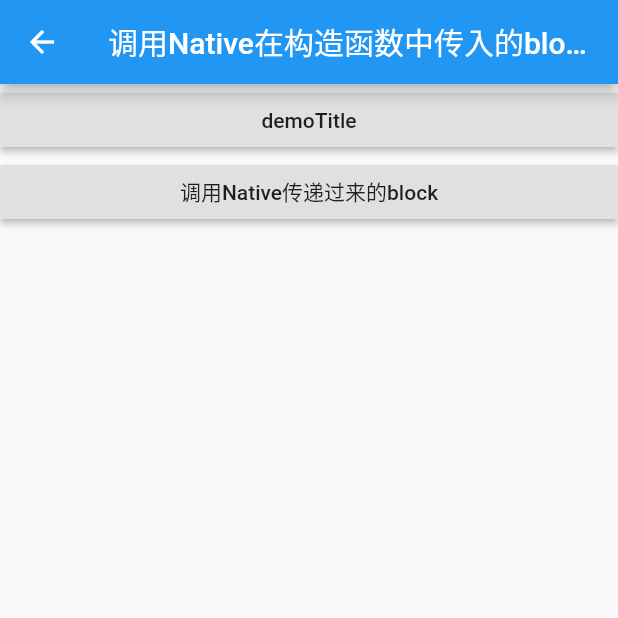
After one commit to taojigu/wangpo, a Flutter app: the PassNativeBlockPage screen opened directly, on a phone screen of 412 x 824 dp, the top half of it. The commit adds this screen. Run offline on Flutter 3.47's test engine with Material 2 defaults, Android fonts, the phone set to English and light mode, and no system bars; missing offline and left inert: flutter_boost.

Commit message:
ios 调用返回成功

```diff
--- a/example/lib/main.dart
+++ b/example/lib/main.dart
@@ -2,7 +2,12 @@ import 'package:flutter/material.dart';
 import 'dart:async';
 
 import 'package:flutter/services.dart';
+import 'package:flutter_boost/flutter_boost.dart';
 import 'package:wangpo/wangpo.dart';
+import 'package:wangpo_example/page/pass_native_block_page.dart';
+
+import 'page/call_native_method_page.dart';
+import 'page/receive_native_method_page.dart';
 
 void main() => runApp(MyApp());
 
@@ -17,6 +22,33 @@ class _MyAppState extends State<MyApp> {
   @override
   void initState() {
     super.initState();
+
+    FlutterBoost.singleton.registerPageBuilders({
+      'call/native/method/page': (pageName, params, _) =>
+          CallNativeMethodPage(),
+      'receive/native/method/page': (pageName, params, _) =>
+          ReceiveNativeMethodPage(),
+      'pass/native/block/page': (pageName, params, _) {
+        //执行method转换的方法
+        return PassNativeBlockPage(
+          nativeCallback: (param) {
+            return {};
+          },
+        );
+      }
+      // 'first': (pageName, params, _) => FirstRouteWidget(),
+      // 'second': (pageName, params, _) => SecondRouteWidget(),
+      // 'tab': (pageName, params, _) => TabRouteWidget(),
+      // 'platformView': (pageName, params, _) => PlatformRouteWidget(),
+      // 'flutterFragment': (pageName, params, _) => FragmentRouteWidget(params),
+      // ///可以在native层通过 getContainerParams 来传递参数
+      // 'flutterPage': (pageName, params, _) {
+      //   print("flutterPage params:$params");
+
+      //   return FlutterRouteWidget(params:params);
+      // },
+    });
+
     initPlatformState();
   }
 
@@ -43,6 +75,7 @@ class _MyAppState extends State<MyApp> {
   @override
   Widget build(BuildContext context) {
     return MaterialApp(
+      builder: FlutterBoost.init(),
       home: Scaffold(
         appBar: AppBar(
           title: const Text('Plugin example app'),
--- /dev/null
+++ b/example/lib/page/pass_native_block_page.dart
@@ -0,0 +1,50 @@
+import 'package:flutter/material.dart';
+
+class PassNativeBlockPage extends StatefulWidget {
+  final Map<String, dynamic> Function(Map<String, dynamic>) nativeCallback;
+
+  const PassNativeBlockPage({Key key, this.nativeCallback}) : super(key: key);
+  @override
+  _PassNativeBlockPageState createState() => _PassNativeBlockPageState();
+}
+
+class _PassNativeBlockPageState extends State<PassNativeBlockPage> {
+  @override
+  Widget build(BuildContext context) {
+    return Scaffold(
+      appBar: AppBar(
+        title: Text('调用Native在构造函数中传入的block'),
+      ),
+      body: ListView(
+        children: <Widget>[
+          _pushPageWidget(context, 'demoTitle', null),
+          _buttonClickWidget(context),
+        ],
+      ),
+    );
+  }
+
+  Widget _pushPageWidget(
+      BuildContext context, String title, Widget pageWidget) {
+    return RaisedButton(
+      child: Text(title),
+      onPressed: () {
+        Navigator.push(
+            context, new MaterialPageRoute(builder: (context) => pageWidget));
+      },
+    );
+  }
+
+  Widget _buttonClickWidget(BuildContext context) {
+    return RaisedButton(
+      child: Text('调用Native传递过来的block'),
+      onPressed: () {
+        var param = {
+          'pageName': 'PassNativeBlockPage',
+        };
+        Map<String, dynamic> resultMap = widget.nativeCallback(param);
+        print('Result String from Native is $resultMap');
+      },
+    );
+  }
+}
--- a/example/pubspec.yaml
+++ b/example/pubspec.yaml
@@ -12,6 +12,7 @@ dependencies:
   # The following adds the Cupertino Icons font to your application.
   # Use with the CupertinoIcons class for iOS style icons.
   cupertino_icons: ^0.1.2
+  flutter_boost: 1.12.13+3
 
 dev_dependencies:
   flutter_test:
--- a/lib/wangpo.dart
+++ b/lib/wangpo.dart
@@ -3,11 +3,28 @@ import 'dart:async';
 import 'package:flutter/services.dart';
 
 class Wangpo {
-  static const MethodChannel _channel =
-      const MethodChannel('wangpo');
+  static const MethodChannel _channel = const MethodChannel('wangpo');
+  static const String _methodNameKey = 'methodName';
+  static const String _methodParamsKey = 'methodParams';
 
   static Future<String> get platformVersion async {
     final String version = await _channel.invokeMethod('getPlatformVersion');
     return version;
   }
+
+  ///调用Native方法，并且获取返回数据
+  ///[methodName] 是Native定义的方法名
+  ///[methodParams] 传给Native方法的参数
+  static Future<Map<String, dynamic>> callNativeMethod(
+      String methodName, Map<String, dynamic> methodParams) async {
+    assert((null != methodName) && (methodName.length != 0),
+        'callNativeMethod :method name should not be null');
+    var params = {
+      _methodNameKey: methodName,
+      _methodParamsKey: methodParams ?? {}
+    };
+    final Map<String, dynamic> resultMap = await _channel
+        .invokeMapMethod<String, dynamic>('callNativeMethod', params);
+    return resultMap;
+  }
 }
--- a/pubspec.yaml
+++ b/pubspec.yaml
@@ -10,6 +10,9 @@ environment:
 dependencies:
   flutter:
     sdk: flutter
+
+dependency_overrides:
+  flutter_boost: any
 
 dev_dependencies:
   flutter_test:
```
Also changed, not shown: example/lib/page/call_native_method_page.dart (added, +46 -0 lines), example/lib/page/receive_native_method_page.dart (added, +41 -0 lines), example/pubspec.lock, pubspec.lock, 17 other files.
